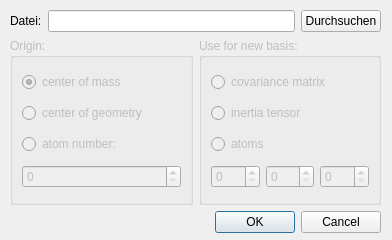
Above: source/open_molecule_dialog.ui from janvc/molconv before the change. Below: the same form after it.
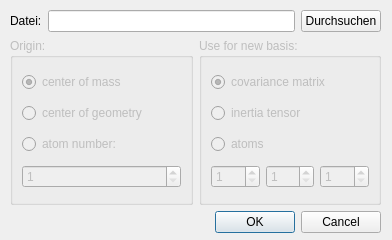
That is the form after the change.

Commit message: set second radio buttons and get methods for origin and basis

```diff
--- a/source/open_molecule_dialog.ui
+++ b/source/open_molecule_dialog.ui
@@ -90,6 +90,9 @@
              <property name="enabled">
               <bool>false</bool>
              </property>
+             <property name="minimum">
+              <number>1</number>
+             </property>
             </widget>
            </item>
           </layout>
@@ -109,6 +112,9 @@
              <property name="text">
               <string>covariance matrix</string>
              </property>
+             <property name="checked">
+              <bool>true</bool>
+             </property>
             </widget>
            </item>
            <item>
@@ -128,13 +134,34 @@
            <item>
             <layout class="QHBoxLayout" name="atom_numbers">
              <item>
-              <widget class="QSpinBox" name="atom3"/>
+              <widget class="QSpinBox" name="atom3">
+               <property name="enabled">
+                <bool>false</bool>
+               </property>
+               <property name="minimum">
+                <number>1</number>
+               </property>
+              </widget>
              </item>
              <item>
-              <widget class="QSpinBox" name="atom2"/>
+              <widget class="QSpinBox" name="atom2">
+               <property name="enabled">
+                <bool>false</bool>
+               </property>
+               <property name="minimum">
+                <number>1</number>
+               </property>
+              </widget>
              </item>
              <item>
-              <widget class="QSpinBox" name="atom1"/>
+              <widget class="QSpinBox" name="atom1">
+               <property name="enabled">
+                <bool>false</bool>
+               </property>
+               <property name="minimum">
+                <number>1</number>
+               </property>
+              </widget>
              </item>
             </layout>
            </item>
```
The commit also changes 2 other files.
